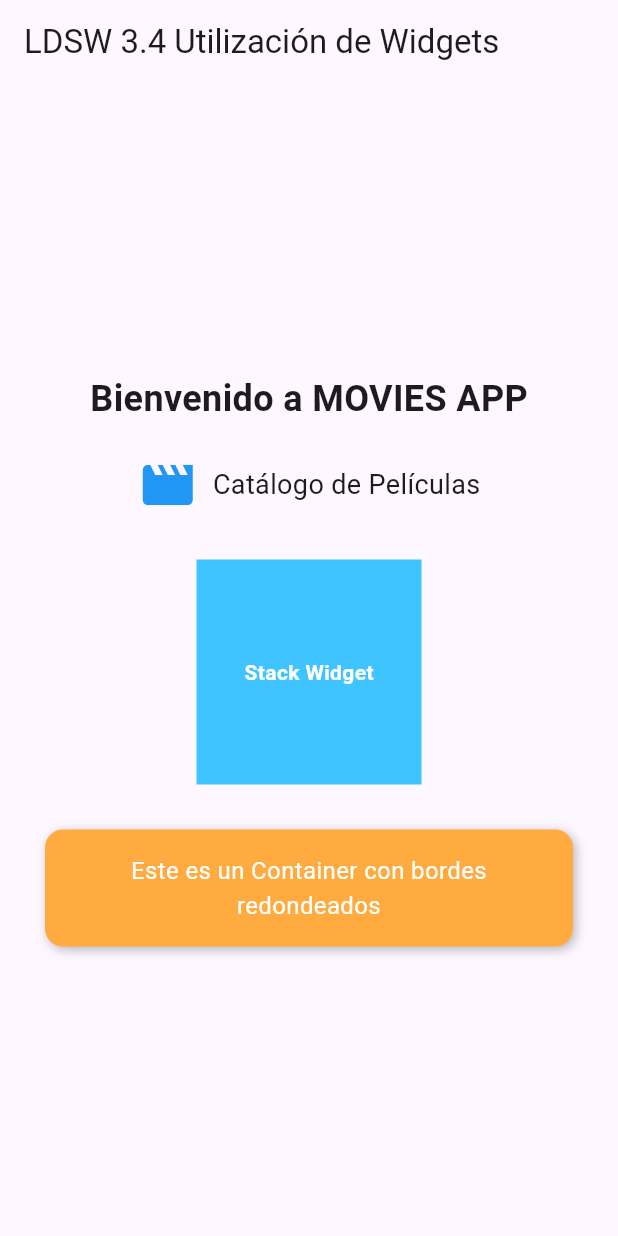
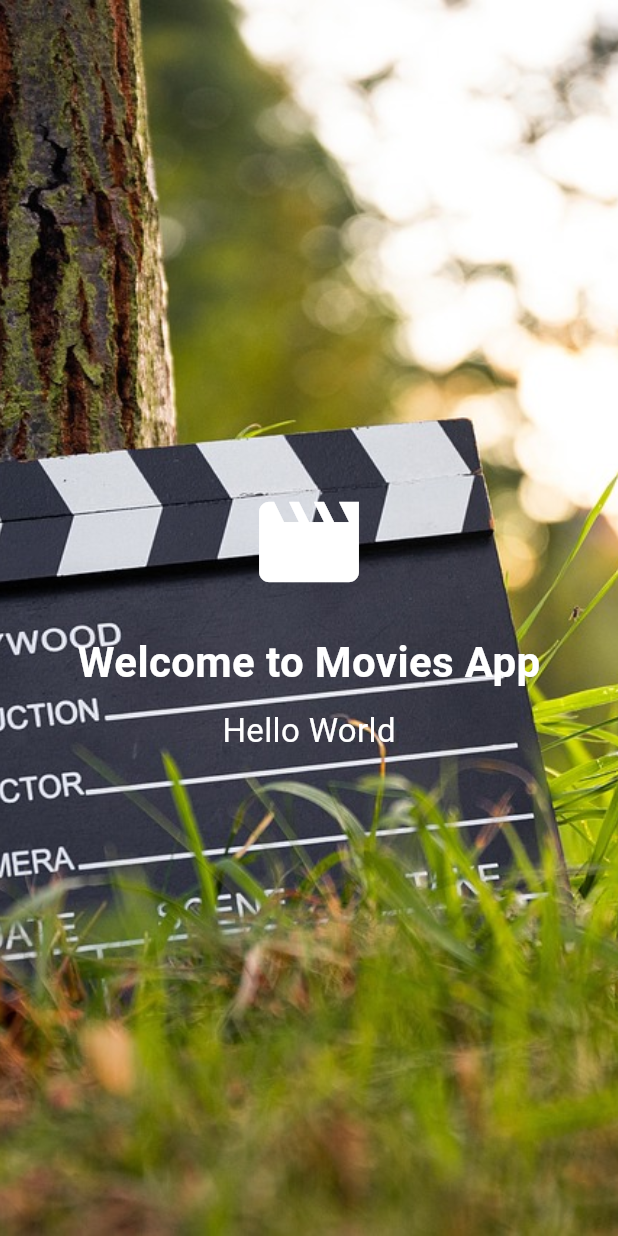
Before and after one commit to KTovS/movies_app, a Flutter app: the screen it shows after launch, on a phone screen of 412 x 824 dp. Run offline on Flutter 3.47's test engine with Material 3 defaults, Android fonts, the phone set to English and light mode, and no system bars.

Commit message:
Actividad 3.5: Home screen con fondo e icono

```diff
--- a/lib/main.dart
+++ b/lib/main.dart
@@ -1,86 +1,67 @@
 import 'package:flutter/material.dart';
 
-void main() {
-  runApp(MyApp());
-}
+void main() => runApp(const MyApp());
 
 class MyApp extends StatelessWidget {
+  const MyApp({super.key});
+
   @override
   Widget build(BuildContext context) {
     return MaterialApp(
-      title: 'LDSW 3.4 Utilización de Widgets',
-      home: Scaffold(
-        appBar: AppBar(title: Text('LDSW 3.4 Utilización de Widgets')),
-        body: Center(
-          // Column organiza los widgets en forma vertical
+      debugShowCheckedModeBanner: false,
+      title: "Movies App",
+      home: const HomeScreen(),
+    );
+  }
+}
+
+class HomeScreen extends StatelessWidget {
+  const HomeScreen({super.key});
+
+  @override
+  Widget build(BuildContext context) {
+    return Scaffold(
+      body: Stack(
+        children: [
+          // Fondo
+          SizedBox.expand(
+            child: Image.asset(
+              "assets/images/background.jpg",
+              fit: BoxFit.cover,
+            ),
+          ),
+
+          // Contenido sobre la imagen
+          Center(
             child: Column(
               mainAxisAlignment: MainAxisAlignment.center,
-            children: <Widget>[
-              // Text widget
-              Text(
-                'Bienvenido a MOVIES APP',
-                style: TextStyle(fontSize: 24, fontWeight: FontWeight.bold),
-              ),
+              children: const [
+                Icon(Icons.movie, size: 80, color: Colors.white), // 👈 Blanco
 
                 SizedBox(height: 20),
 
-              // Row widget
-              Row(
-                mainAxisAlignment: MainAxisAlignment.center,
-                children: [
-                  Icon(Icons.movie, color: Colors.blue, size: 40),
-                  SizedBox(width: 10),
-                  Text('Catálogo de Películas', style: TextStyle(fontSize: 18)),
-                ],
+                Text(
+                  "Welcome to Movies App",
+                  style: TextStyle(
+                    fontSize: 28,
+                    fontWeight: FontWeight.bold,
+                    color: Colors.white, // 👈 Blanco
+                  ),
                 ),
 
-              SizedBox(height: 30),
+                SizedBox(height: 10),
 
-              // Stack widget (superpone elementos)
-              Stack(
-                alignment: Alignment.center,
-                children: [
-                  Container(
-                    width: 150,
-                    height: 150,
-                    color: Colors.lightBlueAccent,
-                  ),
                 Text(
-                    'Stack Widget',
+                  "Hello World",
                   style: TextStyle(
-                      color: Colors.white,
-                      fontWeight: FontWeight.bold,
-                    ),
-                  ),
-                ],
-              ),
-
-              SizedBox(height: 30),
-
-              // Container widget con diseño
-              Container(
-                padding: EdgeInsets.all(16),
-                margin: EdgeInsets.symmetric(horizontal: 30),
-                decoration: BoxDecoration(
-                  color: Colors.orangeAccent,
-                  borderRadius: BorderRadius.circular(12),
-                  boxShadow: [
-                    BoxShadow(
-                      color: Colors.black26,
-                      blurRadius: 5,
-                      offset: Offset(2, 2),
-                    ),
-                  ],
-                ),
-                child: Text(
-                  'Este es un Container con bordes redondeados',
-                  style: TextStyle(color: Colors.white, fontSize: 16),
-                  textAlign: TextAlign.center,
+                    fontSize: 22,
+                    color: Colors.white, // 👈 Blanco
                   ),
                 ),
               ],
             ),
           ),
+        ],
       ),
     );
   }
```
Also changed, not shown: pubspec.yaml (+4 -4 lines), assets/images/background.jpg (added). Lines whose indentation alone changed are shown as unchanged.
